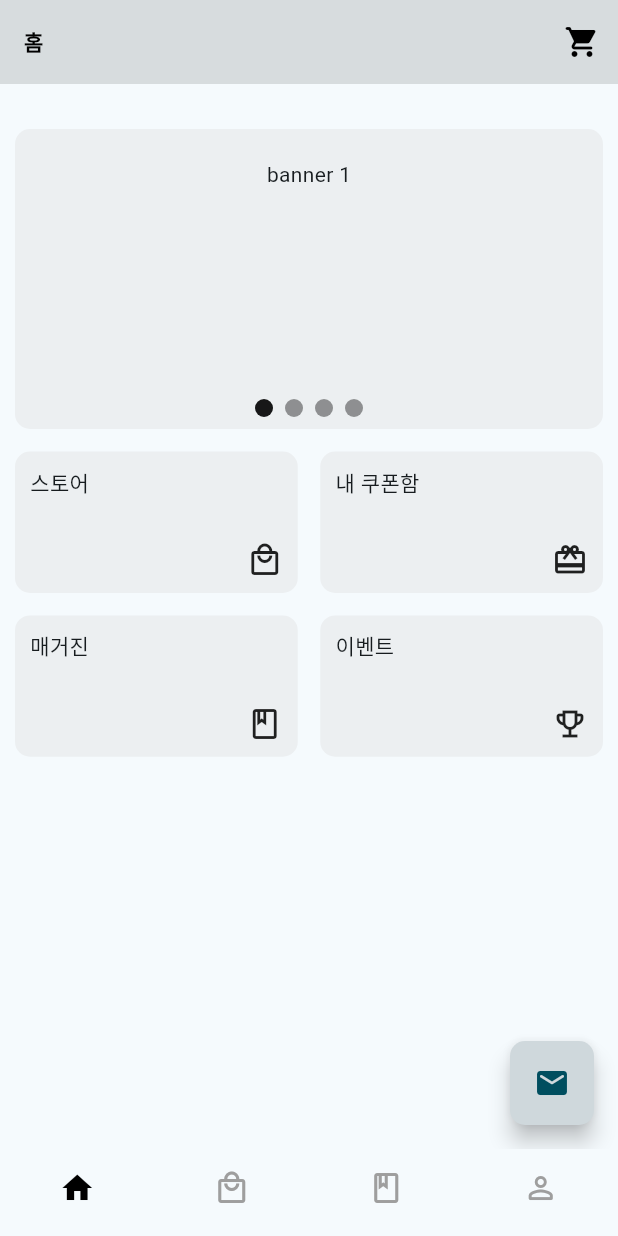
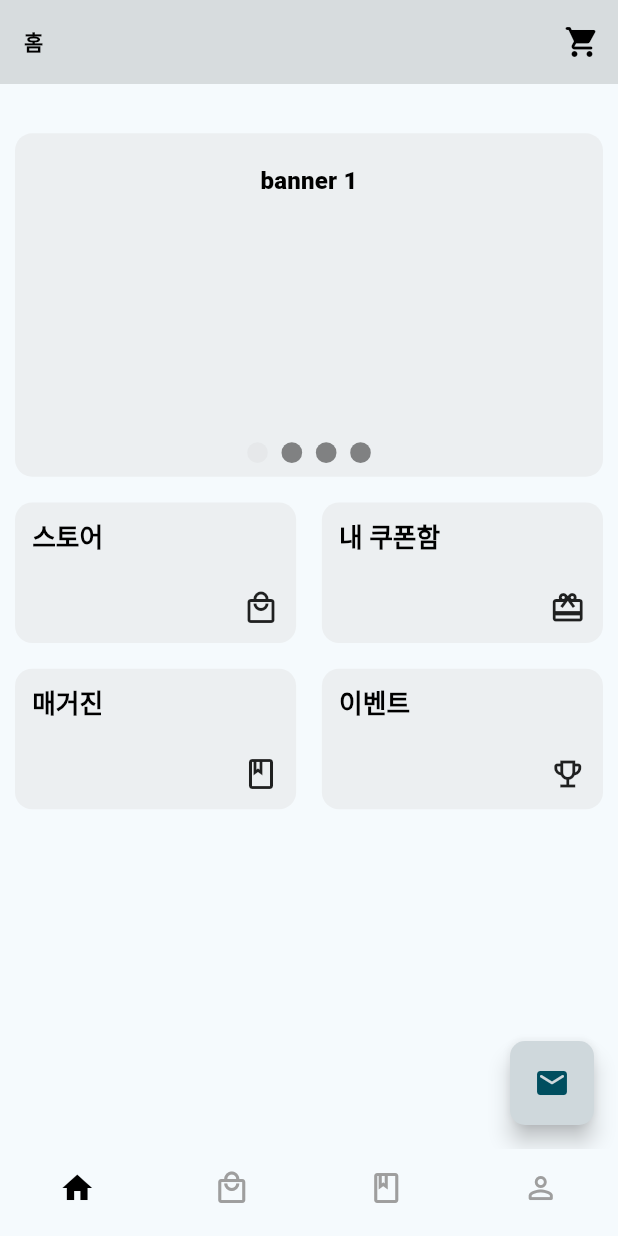
Before and after one commit to androidsdreamofelectricsheep/sakak, a Flutter app: the screen it shows after launch, on a phone screen of 412 x 824 dp. Run offline on Flutter 3.47's test engine with Material 3 defaults, Android fonts, the phone set to English and light mode, and no system bars; drawn by our look-alikes of carousel_slider; our stand-ins replace cloud_firestore, firebase_core, flutter_riverpod, flutter_screenutil, freezed_annotation, go_router and 3 more; accounts and stored records are empty; generated files the repository leaves out were written again.

Commit message:
테마 적용

```diff
--- a/lib/main.dart
+++ b/lib/main.dart
@@ -54,14 +54,25 @@ class _SakakState extends State<Sakak> {
             elevation: 0,
             titleTextStyle: TextStyle(
               color: Colors.black,
-              // fontSize: Sizes.size16 + Sizes.size2,
               fontWeight: FontWeight.w600,
             ),
           ),
           bottomNavigationBarTheme: const BottomNavigationBarThemeData(
               elevation: 0,
               unselectedItemColor: Colors.grey,
-              selectedItemColor: Colors.black)),
+              selectedItemColor: Colors.black),
+          textTheme: TextTheme(
+            titleLarge: TextStyle(
+                fontSize: 15.sp,
+                color: Colors.black,
+                fontWeight: FontWeight.w900),
+            titleMedium: TextStyle(
+                fontSize: 14.sp,
+                color: Colors.black,
+                fontWeight: FontWeight.w900),
+            bodySmall: TextStyle(fontSize: 10.sp),
+            bodyMedium: TextStyle(fontSize: 11.sp),
+          )),
       debugShowCheckedModeBanner: false,
       title: 'Sakak',
       routerConfig: router,
--- a/lib/views/screens/home_screen.dart
+++ b/lib/views/screens/home_screen.dart
@@ -1,4 +1,5 @@
 import 'package:flutter/material.dart';
+import 'package:flutter_screenutil/flutter_screenutil.dart';
 import 'package:sakak/core/constants/constants.dart';
 import 'package:sakak/views/layout/base_layout.dart';
 import 'package:sakak/views/widgets/carousel_banner_widget.dart';
@@ -18,20 +19,20 @@ class HomeScreen extends StatelessWidget {
         isAppbarIconNeeded: true,
         child: Column(
           children: [
-            const SizedBox(
-              height: 20,
+            SizedBox(
+              height: 20.w,
             ),
             const CarouselBannerWidget(),
-            const SizedBox(
-              height: 15,
+            SizedBox(
+              height: 15.w,
             ),
             GridView.builder(
                 shrinkWrap: true,
-                gridDelegate: const SliverGridDelegateWithMaxCrossAxisExtent(
+                gridDelegate: SliverGridDelegateWithMaxCrossAxisExtent(
                     maxCrossAxisExtent: 200,
                     childAspectRatio: 2 / 1, // 2(가로) / 1(세로) 비율
-                    crossAxisSpacing: 15,
-                    mainAxisSpacing: 15),
+                    crossAxisSpacing: 15.w,
+                    mainAxisSpacing: 15.w),
                 itemCount: homeMenuList.length,
                 itemBuilder: (context, index) => HomeMenuCardWidget(
                       menu: homeMenuList[index]['menu'],
--- a/lib/views/screens/store_screen.dart
+++ b/lib/views/screens/store_screen.dart
@@ -1,6 +1,7 @@
 import 'package:flutter/material.dart';
-import 'package:flutter/widgets.dart';
+
 import 'package:flutter_riverpod/flutter_riverpod.dart';
+import 'package:flutter_screenutil/flutter_screenutil.dart';
 import 'package:sakak/models/store/store.dart';
 import 'package:sakak/viewmodels/store/store_provider.dart';
 import 'package:sakak/views/layout/base_layout.dart';
@@ -31,7 +32,7 @@ class StoreScreen extends ConsumerWidget {
                     price: storeProduct.price,
                     imgUrl: storeProduct.imgUrl);
               },
-              separatorBuilder: (context, index) => const SizedBox(height: 10),
+              separatorBuilder: (context, index) => SizedBox(height: 10.w),
               itemCount: value.length),
           AsyncError() => const Text('Oops, something unexpected happened'),
           _ => const CircularProgressIndicator(),
--- a/lib/views/widgets/carousel_banner_card_widget.dart
+++ b/lib/views/widgets/carousel_banner_card_widget.dart
@@ -11,6 +11,7 @@ class CarouselBannerCardWidget extends StatelessWidget {
       // decoration: BoxDecoration(border: Border.all()),
       child: Text(
         bannerText,
+        style: Theme.of(context).textTheme.titleMedium,
       ),
     );
   }
--- a/lib/views/widgets/carousel_banner_widget.dart
+++ b/lib/views/widgets/carousel_banner_widget.dart
@@ -1,5 +1,6 @@
 import 'package:flutter/material.dart';
 import 'package:carousel_slider/carousel_slider.dart';
+import 'package:flutter_screenutil/flutter_screenutil.dart';
 import 'package:sakak/core/constants/constants.dart';
 import 'package:sakak/views/widgets/carousel_banner_card_widget.dart';
 
@@ -18,10 +19,10 @@ class _CarouselBannerWidgetState extends State<CarouselBannerWidget> {
   Widget build(BuildContext context) {
     return Container(
       width: MediaQuery.of(context).size.width,
-      height: 200,
+      height: 200.w,
       decoration: BoxDecoration(
         color: Colors.blueGrey.shade50,
-        borderRadius: const BorderRadius.all(Radius.circular(10)),
+        borderRadius: const BorderRadius.all(Radius.circular(10)).w,
       ),
       child: Column(mainAxisSize: MainAxisSize.max, children: [
         Expanded(
@@ -46,16 +47,15 @@ class _CarouselBannerWidgetState extends State<CarouselBannerWidget> {
             return GestureDetector(
               onTap: () => _controller.animateToPage(entry.key),
               child: Container(
-                width: 12.0,
-                height: 12.0,
-                margin:
-                    const EdgeInsets.symmetric(vertical: 8.0, horizontal: 4.0),
+                width: 12.w,
+                height: 12.w,
+                margin: EdgeInsets.symmetric(vertical: 8.w, horizontal: 4.w),
                 decoration: BoxDecoration(
                     shape: BoxShape.circle,
                     color: (Theme.of(context).brightness == Brightness.dark
                             ? Colors.white
                             : Colors.black)
-                        .withOpacity(_current == entry.key ? 0.9 : 0.4)),
+                        .withOpacity(_current == entry.key ? 0.9.w : 0.4.w)),
               ),
             );
           }).toList(),
--- a/lib/views/widgets/home_menu_card_widget.dart
+++ b/lib/views/widgets/home_menu_card_widget.dart
@@ -1,4 +1,5 @@
 import 'package:flutter/material.dart';
+import 'package:flutter_screenutil/flutter_screenutil.dart';
 
 class HomeMenuCardWidget extends StatelessWidget {
   final String menu;
@@ -10,15 +11,15 @@ class HomeMenuCardWidget extends StatelessWidget {
     return Container(
       decoration: BoxDecoration(
         color: Colors.blueGrey.shade50,
-        borderRadius: const BorderRadius.all(Radius.circular(10)),
+        borderRadius: const BorderRadius.all(Radius.circular(10)).w,
       ),
       child: Padding(
-        padding: const EdgeInsets.all(10),
+        padding: const EdgeInsets.all(10).w,
         child: Column(
           crossAxisAlignment: CrossAxisAlignment.start,
           mainAxisAlignment: MainAxisAlignment.spaceBetween,
           children: [
-            Text(menu),
+            Text(menu, style: Theme.of(context).textTheme.titleLarge),
             Align(
               alignment: Alignment.bottomRight,
               child: Icon(icon),
```
Also changed, not shown: lib/views/screens/magazine_screen.dart (+12 -12 lines), lib/views/screens/my_page_screen.dart (+39 -19 lines), lib/views/widgets/recomemded_content_widget.dart (+11 -6 lines), lib/views/widgets/store_product_card_widget.dart (+31 -8 lines).
